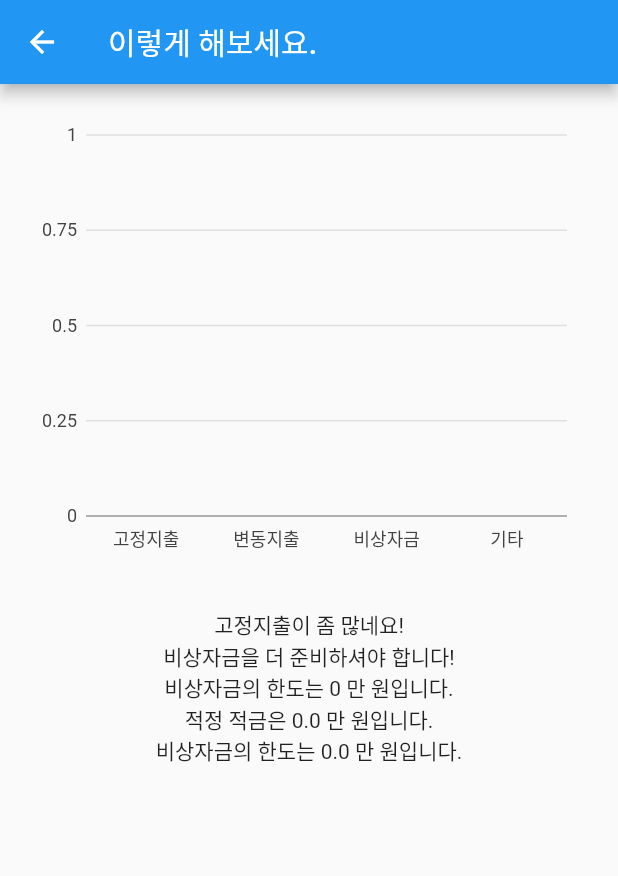
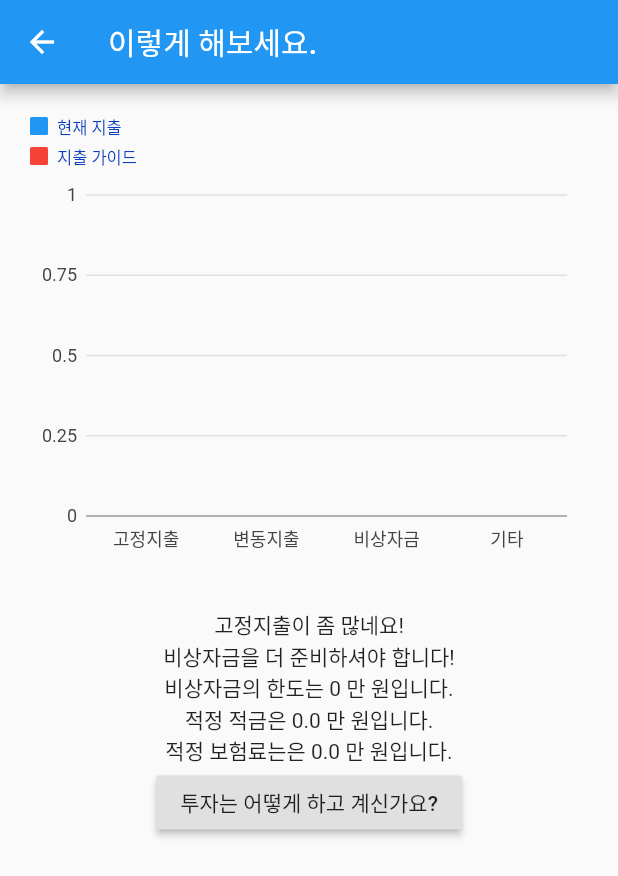
Before and after one commit to roseline124/cashflow-20, a Flutter app: the CashFlowGuide screen opened directly with empty values, on a phone screen of 412 x 824 dp. Shown: the top 876 px of the screen. Run offline on Flutter 3.47's test engine with Material 2 defaults, Android fonts, the phone set to English and light mode, and no system bars; our stand-ins replace charts_flutter.

Commit message:
Add fundMoneyFlow screen

```diff
--- a/lib/cashflowChart.dart
+++ b/lib/cashflowChart.dart
@@ -10,7 +10,18 @@ class CashflowChart extends StatelessWidget {
   @override
   Widget build(BuildContext context) {
     return new charts.BarChart(seriesList,
-        animate: animate, barGroupingType: charts.BarGroupingType.grouped);
+        animate: animate, barGroupingType: charts.BarGroupingType.grouped, behaviors: [
+        new charts.SeriesLegend(
+          position: charts.BehaviorPosition.top,
+          outsideJustification: charts.OutsideJustification.endDrawArea,
+          horizontalFirst: false,
+          desiredMaxRows: 2,
+          cellPadding: new EdgeInsets.only(right: 4.0, bottom: 4.0),
+          entryTextStyle: charts.TextStyleSpec(
+              color: charts.Color(r: 12, g: 63, b: 191),
+              fontSize: 11),
+        )
+      ],);
   }
 }
 
--- a/lib/cashflowGuide.dart
+++ b/lib/cashflowGuide.dart
@@ -1,5 +1,7 @@
 import 'package:flutter/material.dart';
 import 'package:charts_flutter/flutter.dart' as charts;
+
+import 'fundMoneyFlow.dart';
 import 'cashflowChart.dart';
 
 class CashFlowGuide extends StatelessWidget {
@@ -45,14 +47,14 @@ class CashFlowGuide extends StatelessWidget {
 
       return [
         new charts.Series<OrdinalCashflow, String>(
-          id: 'Cashflow',
+          id: '현재 지출',
           colorFn: (_, __) => charts.MaterialPalette.blue.shadeDefault,
           domainFn: (OrdinalCashflow cashflow, _) => cashflow.category,
           measureFn: (OrdinalCashflow cashflow, _) => cashflow.amounts,
           data: data,
         ),
         new charts.Series<OrdinalCashflow, String>(
-          id: 'Guide-Cashflow',
+          id: '지출 가이드',
           colorFn: (_, __) => charts.MaterialPalette.red.shadeDefault,
           domainFn: (OrdinalCashflow cashflow, _) => cashflow.category,
           measureFn: (OrdinalCashflow cashflow, _) => cashflow.amounts,
@@ -78,7 +80,13 @@ class CashFlowGuide extends StatelessWidget {
               : Text('훌륭합니다!'),
           Text('비상자금의 한도는 $maxEmergencyFund 만 원입니다.'),
           Text('적정 적금은 $savingsAmount 만 원입니다.'),
-          Text('비상자금의 한도는 $insuranceAmount 만 원입니다.'),
+          Text('적정 보험료는은 $insuranceAmount 만 원입니다.'),
+          RaisedButton(
+              onPressed: () {
+                Navigator.push(context,
+                    MaterialPageRoute(builder: (context) => FundMoneyFlow()));
+              },
+              child: Text('투자는 어떻게 하고 계신가요?'))
         ]),
       ),
     );
--- /dev/null
+++ b/lib/fundMoneyGuide.dart
@@ -0,0 +1,25 @@
+import 'package:flutter/material.dart';
+
+class FundMoneyGuide extends StatelessWidget {
+  FundMoneyGuide({
+    this.savings,
+    this.installmentFund,
+    this.longTermSavings,
+    this.guaranteedInsurance,
+  });
+
+  final int savings;
+  final int installmentFund;
+  final int longTermSavings;
+  final int guaranteedInsurance;
+
+  @override
+  Widget build(BuildContext context) {
+    return MaterialApp(
+      title: '',
+      home: Scaffold(
+        body: Text(''),
+      ),
+    );
+  }
+}
```
Also changed, not shown: lib/fundMoneyFlow.dart (added, +131 -0 lines), lib/main.dart (+13 -13 lines).
